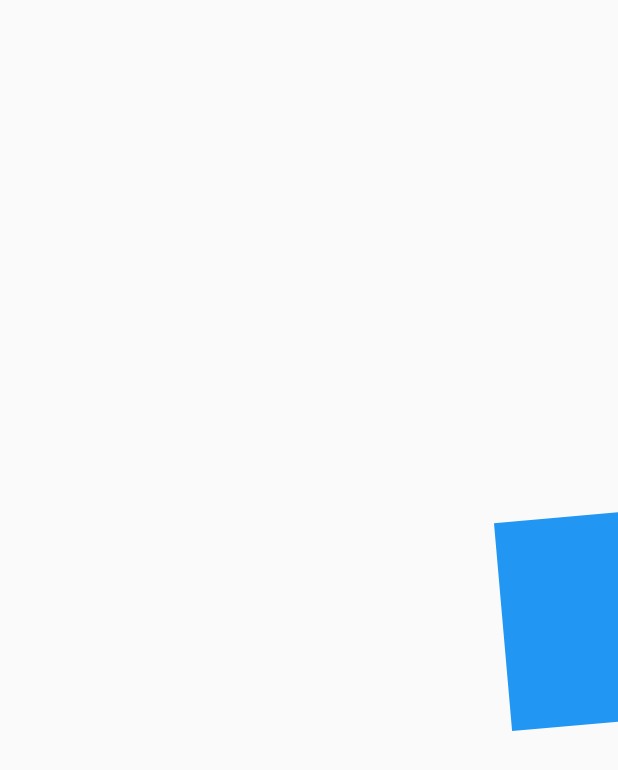
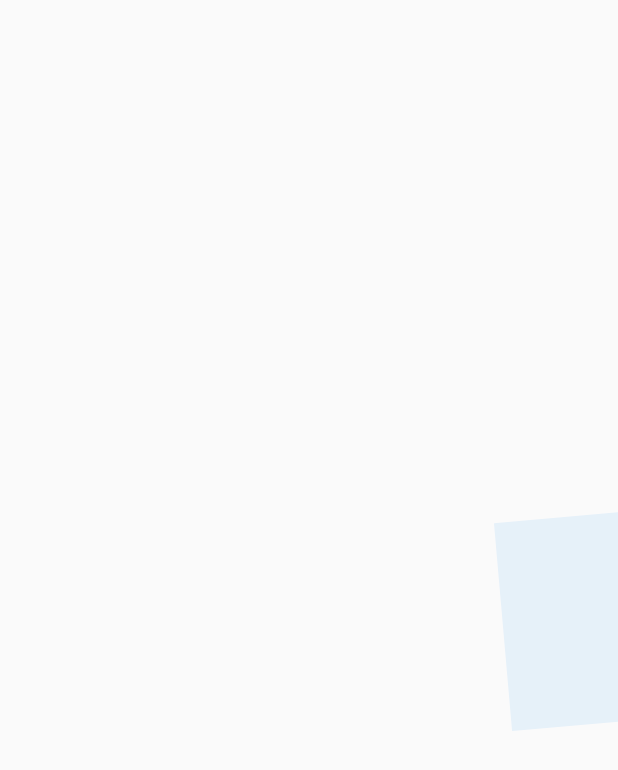
Before and after one commit to MichiLunar/Flutter-mobil-desing, a Flutter app: the screen it shows after launch, on a phone screen of 412 x 824 dp. Shown: the top 770 px of the screen. Run offline on Flutter 3.47's test engine with Material 2 defaults, Android fonts, the phone set to English and light mode, and no system bars.

Commit message:
Animaciones: clase 37

```diff
--- a/lib/src/pages/animations_page.dart
+++ b/lib/src/pages/animations_page.dart
@@ -27,6 +27,7 @@ class _CuadradoAnimadoState extends State<CuadradoAnimado>
   late AnimationController controller;
   late Animation<double> rotacion;
   late Animation<double> opacidad;
+  late Animation<double> opacidadOut;
   late Animation<double> moverDerecha;
   late Animation<double> agrandar;
 
@@ -42,6 +43,11 @@ class _CuadradoAnimadoState extends State<CuadradoAnimado>
       CurvedAnimation(
           parent: controller,
           curve: const Interval(0, 0.25, curve: Curves.easeOut)),
+    );
+    opacidadOut = Tween(begin: 0.0, end: 1.0).animate(
+      CurvedAnimation(
+          parent: controller,
+          curve: const Interval(0.75, 1.0, curve: Curves.easeOut)),
     );
 
     moverDerecha = Tween(begin: 0.0, end: 200.0).animate(
@@ -81,7 +87,7 @@ class _CuadradoAnimadoState extends State<CuadradoAnimado>
           child: Transform.rotate(
             angle: rotacion.value,
             child: Opacity(
-              opacity: opacidad.value,
+              opacity: opacidad.value - opacidadOut.value,
               child: Transform.scale(
                 scale: agrandar.value,
                 child: childRectangulo,
```
